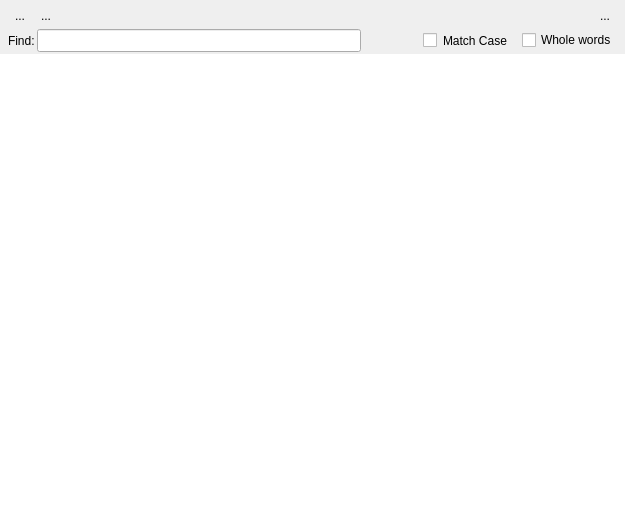
Qt form src/dockhelp.ui (CsoundQt/CsoundQt) before a commit.
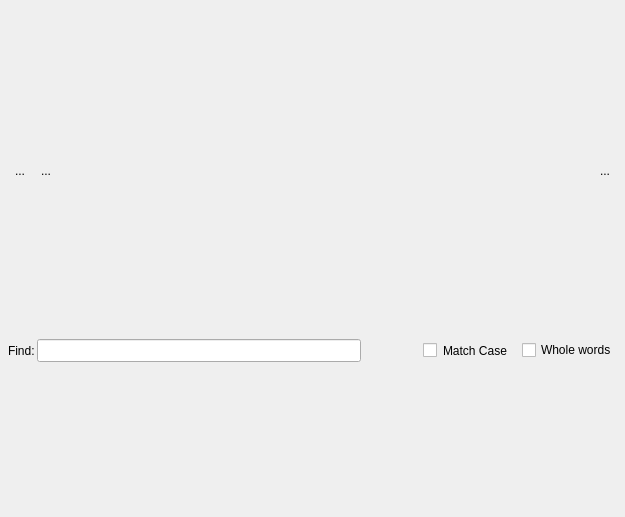
The same form after that commit. Icons and pictures are not drawn.

```diff
--- a/src/dockhelp.ui
+++ b/src/dockhelp.ui
@@ -217,16 +217,6 @@
       </item>
      </layout>
     </item>
-    <item>
-     <widget class="QTextBrowser" name="text">
-      <property name="frameShape">
-       <enum>QFrame::NoFrame</enum>
-      </property>
-      <property name="openLinks">
-       <bool>false</bool>
-      </property>
-     </widget>
-    </item>
    </layout>
   </widget>
   <action name="nextFindAct">
```
